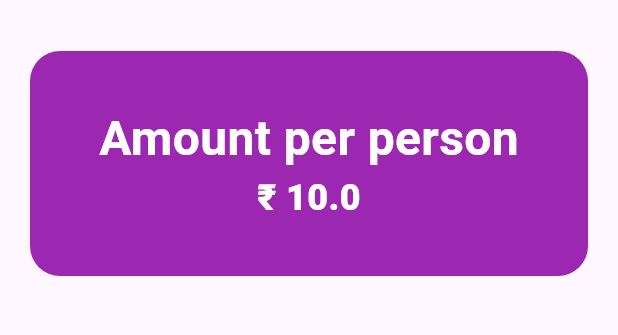
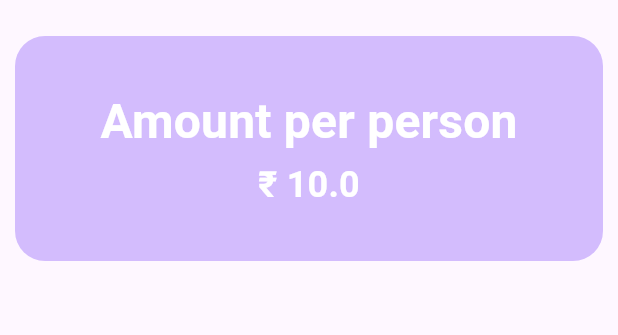
Before and after one commit to ShivanshKothari/tip_calculator, a Flutter app: the screen it shows after launch, on a phone screen of 412 x 824 dp, the part 63-398 px from its top. Run offline on Flutter 3.47's test engine with Material 3 defaults, Android fonts, the phone set to English and light mode, and no system bars.

Commit message:
Reduced redundant code

```diff
--- a/lib/main.dart
+++ b/lib/main.dart
@@ -35,6 +35,12 @@ class _TipBabaState extends State<TipBaba> {
 
   @override
   Widget build(BuildContext context) {
+    var theme = Theme.of(context);
+    final textStyle = theme.textTheme.titleMedium!.copyWith(
+      color: theme.colorScheme.onPrimary,
+      fontWeight: FontWeight.bold,
+      fontSize: 24,
+    );
     return Scaffold(
       appBar: AppBar(
         title: const Row(
@@ -46,40 +52,30 @@ class _TipBabaState extends State<TipBaba> {
       ),
       body: Column(
         mainAxisAlignment: MainAxisAlignment.start,
-        children: <Widget>[
+        crossAxisAlignment: CrossAxisAlignment.stretch,
+        children: [
           Padding(
-            padding: const EdgeInsets.all(20),
-            child: Column(
-              children: [
-                Container(
             padding: const EdgeInsets.all(10),
-                  width: 400,
+            child: Container(
               height: 150,
               decoration: BoxDecoration(
-                    color: Colors.purple,
+                color: theme.colorScheme.inversePrimary,
                 borderRadius: BorderRadius.circular(20),
               ),
               child: Column(
                 mainAxisAlignment: MainAxisAlignment.center,
                 children: [
-                      const Text(
+                  Text(
                     'Amount per person',
-                        style: TextStyle(
-                            color: Colors.white,
-                            fontWeight: FontWeight.w700,
-                            fontSize: 32),
+                    style: textStyle.copyWith(
+                        fontSize: theme.textTheme.headlineLarge!.fontSize),
                   ),
                   Text(
                     '₹ $amountPerPerson',
-                        style: const TextStyle(
-                            color: Colors.white,
-                            fontWeight: FontWeight.w900,
-                            fontSize: 24),
+                    style: textStyle,
                   ),
                 ],
               ),
-                ),
-              ],
             ),
           ),
         ],
```
Lines whose indentation alone changed are shown as unchanged.
